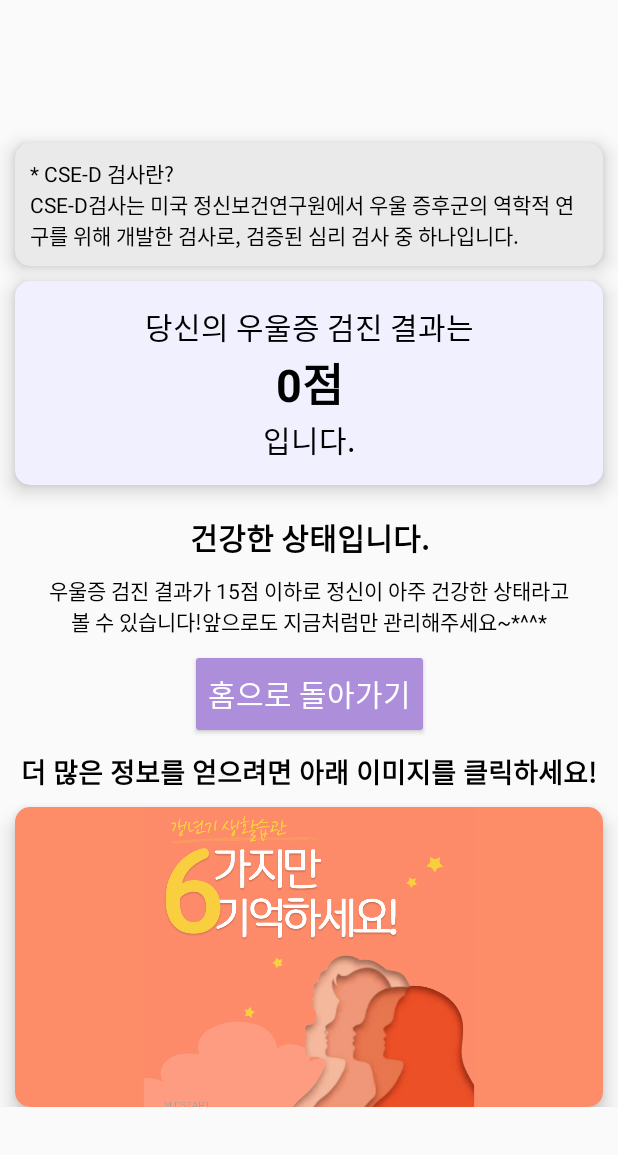
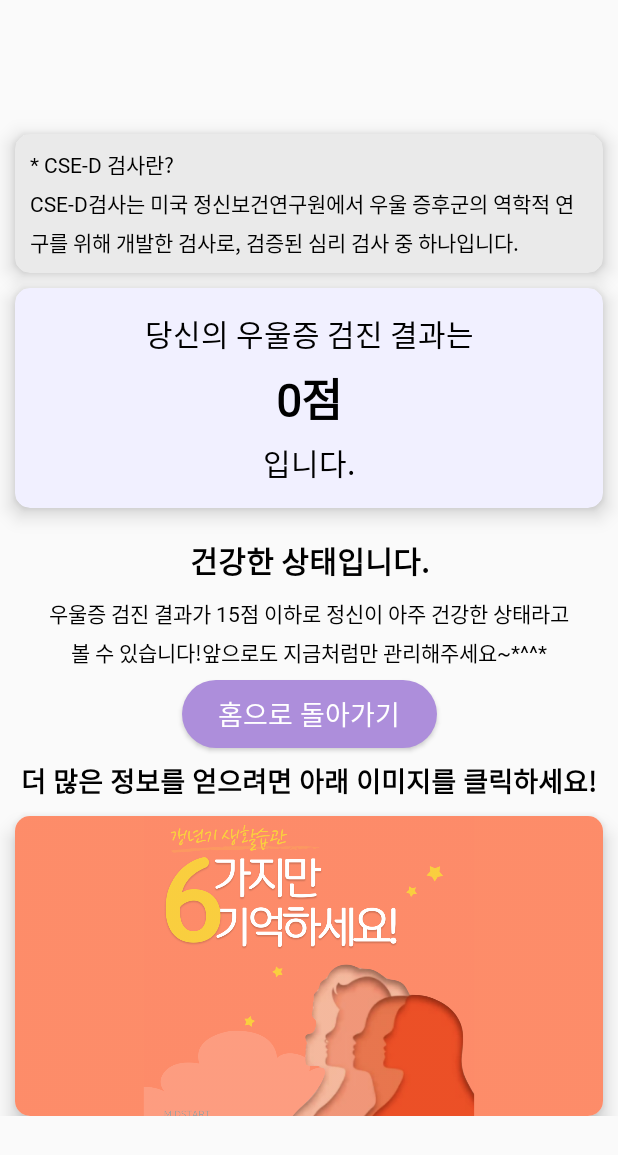
Before and after one commit to Midstart/Midstart_repo, an Android app: the CESresActivity screen opened directly, with no data from a screen before it, on a phone screen of 412 x 824 dp. Shown: the top 1155 px of the screen. Run offline under Robolectric (Android 15) with nearby library versions, the phone set to English and light mode, and no system bars.

Commit message:
검사화면수정

```diff
--- a/app/src/main/res/layout/activity_cesactivity.xml
+++ b/app/src/main/res/layout/activity_cesactivity.xml
@@ -106,9 +106,13 @@
         <include layout="@layout/test_ques"
             android:id="@+id/q20"/>
        <Button
+
             android:id="@+id/ces_res"
+            android:background="@drawable/button_design"
             android:layout_width="150dp"
-            android:layout_height="60dp"
+            android:layout_height="45dp"
+            android:elevation="8dp"
+            android:layout_marginBottom="20dp"
             android:layout_gravity="center"
             android:layout_marginTop="10dp"
             android:text="결과 확인"
--- a/app/src/main/res/layout/activity_cesres.xml
+++ b/app/src/main/res/layout/activity_cesres.xml
@@ -6,6 +6,7 @@
     android:layout_height="wrap_content"
     android:gravity="center_vertical"
     android:layout_gravity="center_vertical"
+    android:paddingVertical="20dp"
     tools:context=".CESresActivity">
 
     <androidx.cardview.widget.CardView
@@ -20,6 +21,8 @@
         app:layout_constraintStart_toStartOf="parent"
         app:layout_constraintTop_toTopOf="parent">
         <TextView
+            android:fontFamily="@font/cafe24oneprettynight"
+            android:lineSpacingExtra="5dp"
             android:layout_width="wrap_content"
             android:layout_height="wrap_content"
             android:layout_margin="10dp"
@@ -52,6 +55,7 @@
 
             tools:ignore="MissingConstraints">
     <TextView
+        android:fontFamily="@font/cafe24oneprettynight"
         android:id="@+id/textView3"
         android:layout_width="wrap_content"
         android:layout_height="wrap_content"
@@ -67,9 +71,11 @@
         />
 
     <TextView
+        android:fontFamily="@font/cafe24oneprettynight"
         android:id="@+id/result_score"
         android:layout_width="wrap_content"
         android:layout_height="wrap_content"
+        android:padding="5dp"
         android:text="20점"
         android:textStyle="bold"
         android:textColor="@color/black"
@@ -80,6 +86,7 @@
         app:layout_constraintTop_toBottomOf="@+id/textView3" />
 
     <TextView
+        android:fontFamily="@font/cafe24oneprettynight"
         android:id="@+id/text"
         android:layout_width="wrap_content"
         android:layout_height="wrap_content"
@@ -94,6 +101,7 @@
     </androidx.cardview.widget.CardView>
 
     <TextView
+        android:fontFamily="@font/cafe24oneprettynight"
         android:id="@+id/result_des"
         android:layout_width="wrap_content"
         android:layout_height="wrap_content"
@@ -106,6 +114,8 @@
         app:layout_constraintStart_toStartOf="parent"
         app:layout_constraintTop_toBottomOf="@+id/cardtest" />
     <TextView
+        android:lineSpacingExtra="5dp"
+        android:fontFamily="@font/cafe24oneprettynight"
         android:id="@+id/more_des"
         android:layout_width="match_parent"
         android:layout_height="wrap_content"
@@ -121,19 +131,22 @@
         app:layout_constraintTop_toBottomOf="@+id/result_des" />
 
     <Button
+        android:background="@drawable/button_design"
         android:id="@+id/ces_res"
-        android:layout_width="wrap_content"
-        android:layout_height="60dp"
+        android:elevation="8dp"
+        android:layout_width="170dp"
+        android:layout_height="45dp"
         android:layout_gravity="center"
         android:layout_marginTop="8dp"
         android:backgroundTint="#AD8EDB"
         android:text="홈으로 돌아가기"
         android:textColor="@color/white"
-        android:textSize="20dp"
+        android:textSize="18dp"
         app:layout_constraintEnd_toEndOf="parent"
         app:layout_constraintStart_toStartOf="parent"
         app:layout_constraintTop_toBottomOf="@+id/more_des" />
     <TextView
+        android:fontFamily="@font/cafe24oneprettynight"
         android:id="@+id/textview4"
         android:layout_width="wrap_content"
         android:layout_height="wrap_content"
@@ -153,6 +166,7 @@
         android:layout_margin="10dp"
         app:cardCornerRadius="10dp"
         app:cardElevation="8dp"
+
         app:layout_constraintEnd_toEndOf="parent"
         app:layout_constraintStart_toStartOf="parent"
         app:layout_constraintTop_toBottomOf="@+id/textview4">
```
Also changed, not shown: app/src/main/res/layout/activity_kres.xml (+15 -3 lines), app/src/main/res/layout/activity_kupperman.xml (+5 -2 lines).
